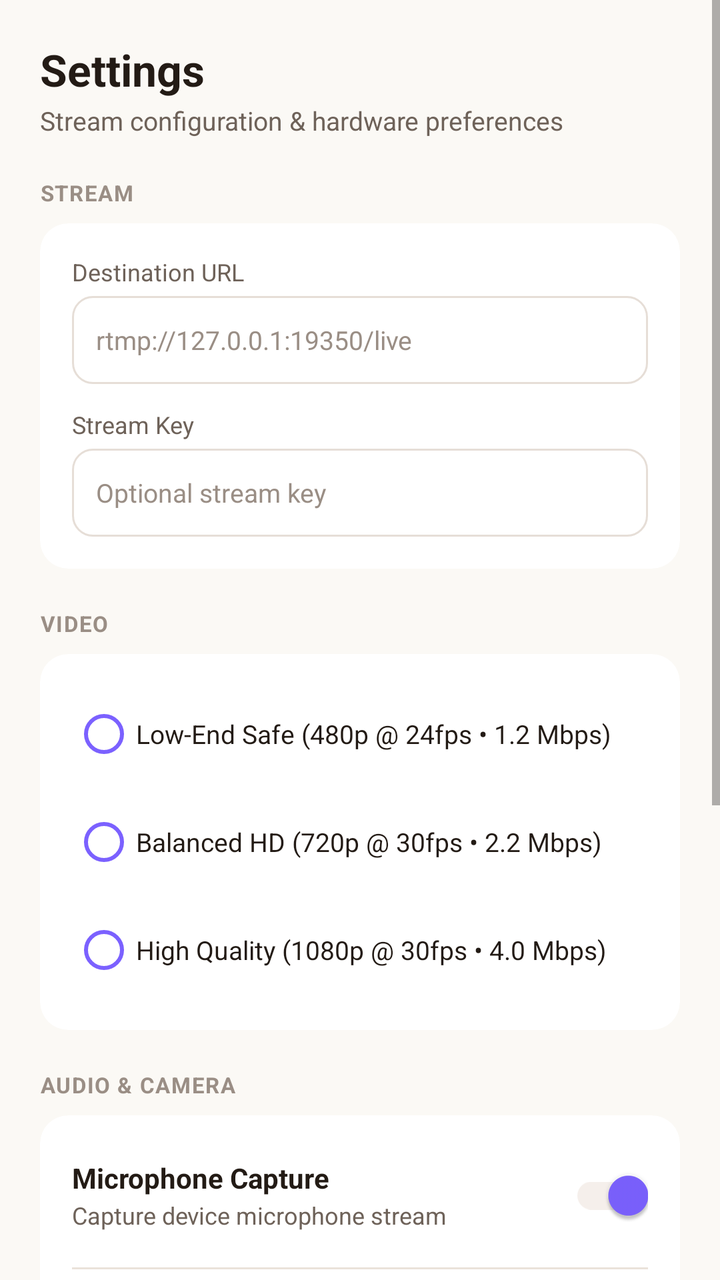
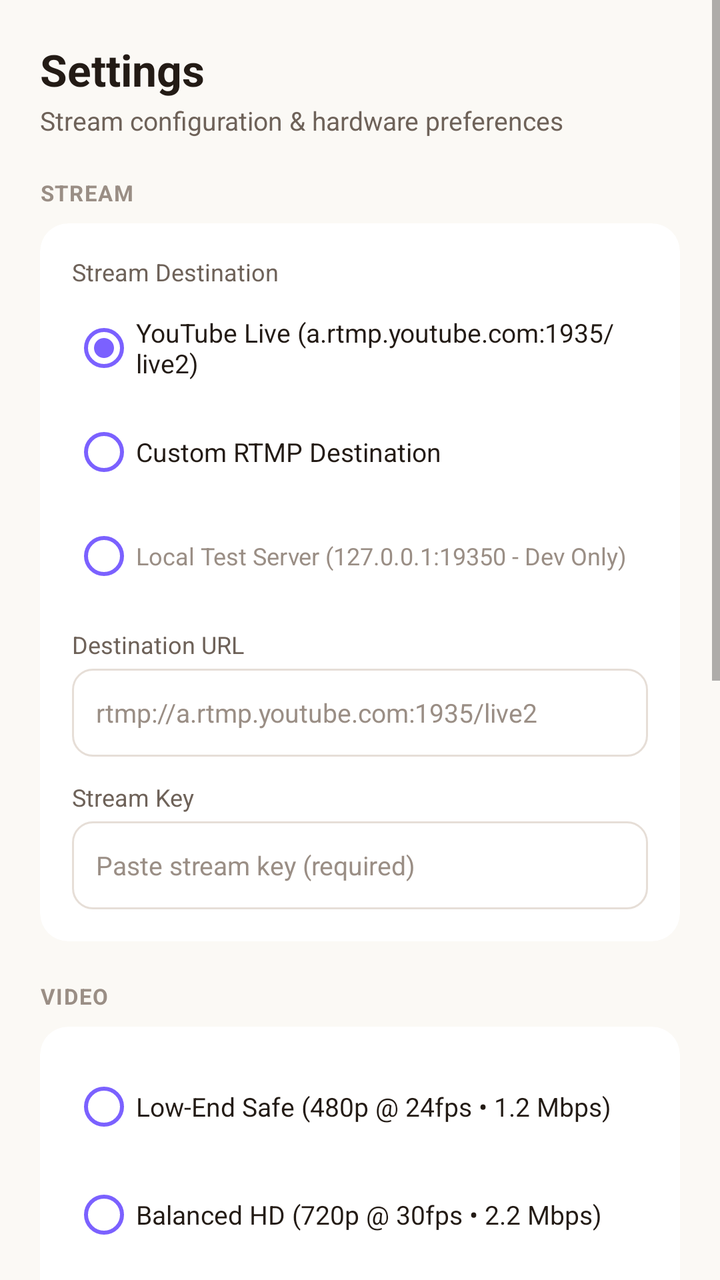

Two renders of the same Android screen: before a commit and after it. Below are the layout's source before the change and the commit's diff.
<!-- AndroidManifest.xml: application theme Theme.FairyLive -->
<!-- res/layout/fragment_settings.xml -->
<?xml version="1.0" encoding="utf-8"?>
<ScrollView xmlns:android="http://schemas.android.com/apk/res/android"
    xmlns:app="http://schemas.android.com/apk/res-auto"
    android:layout_width="match_parent"
    android:layout_height="match_parent"
    android:background="@color/bg_primary"
    android:fillViewport="true">

    <LinearLayout
        android:layout_width="match_parent"
        android:layout_height="wrap_content"
        android:orientation="vertical"
        android:paddingHorizontal="20dp"
        android:paddingVertical="20dp">

        <TextView
            android:layout_width="wrap_content"
            android:layout_height="wrap_content"
            android:text="Settings"
            android:textColor="@color/text_primary"
            android:textSize="22sp"
            android:textStyle="bold" />

        <TextView
            android:layout_width="wrap_content"
            android:layout_height="wrap_content"
            android:layout_marginTop="2dp"
            android:layout_marginBottom="20dp"
            android:text="Stream configuration &amp; hardware preferences"
            android:textColor="@color/text_secondary"
            android:textSize="13sp" />

        
        <TextView
            android:layout_width="wrap_content"
            android:layout_height="wrap_content"
            android:layout_marginBottom="8dp"
            android:letterSpacing="0.05"
            android:text="STREAM"
            android:textColor="@color/text_muted"
            android:textSize="11sp"
            android:textStyle="bold" />

        <androidx.cardview.widget.CardView
            android:layout_width="match_parent"
            android:layout_height="wrap_content"
            android:layout_marginBottom="20dp"
            app:cardBackgroundColor="@color/bg_card"
            app:cardCornerRadius="14dp"
            app:cardElevation="0dp">

            <LinearLayout
                android:layout_width="match_parent"
                android:layout_height="wrap_content"
                android:orientation="vertical"
                android:padding="16dp">

                <TextView
                    android:layout_width="wrap_content"
                    android:layout_height="wrap_content"
                    android:text="Destination URL"
                    android:textColor="@color/text_secondary"
                    android:textSize="12sp" />

                <EditText
                    android:id="@+id/et_server_url"
                    android:layout_width="match_parent"
                    android:layout_height="44dp"
                    android:layout_marginTop="4dp"
                    android:background="@drawable/bg_control_icon_button"
                    android:hint="rtmp://127.0.0.1:19350/live"
                    android:inputType="textUri"
                    android:paddingHorizontal="12dp"
                    android:textColor="@color/text_primary"
                    android:textColorHint="@color/text_muted"
                    android:textSize="13sp" />

                <TextView
                    android:layout_width="wrap_content"
                    android:layout_height="wrap_content"
                    android:layout_marginTop="12dp"
                    android:text="Stream Key"
                    android:textColor="@color/text_secondary"
                    android:textSize="12sp" />

                <EditText
                    android:id="@+id/et_stream_key"
                    android:layout_width="match_parent"
                    android:layout_height="44dp"
                    android:layout_marginTop="4dp"
                    android:background="@drawable/bg_control_icon_button"
                    android:hint="Optional stream key"
                    android:inputType="textPassword"
                    android:paddingHorizontal="12dp"
                    android:textColor="@color/text_primary"
                    android:textColorHint="@color/text_muted"
                    android:textSize="13sp" />

            </LinearLayout>
        </androidx.cardview.widget.CardView>

        
        <TextView
            android:layout_width="wrap_content"
            android:layout_height="wrap_content"
            android:layout_marginBottom="8dp"
            android:letterSpacing="0.05"
            android:text="VIDEO"
            android:textColor="@color/text_muted"
            android:textSize="11sp"
            android:textStyle="bold" />

        <androidx.cardview.widget.CardView
            android:layout_width="match_parent"
            android:layout_height="wrap_content"
            android:layout_marginBottom="20dp"
            app:cardBackgroundColor="@color/bg_card"
            app:cardCornerRadius="14dp"
            app:cardElevation="0dp">

            <LinearLayout
                android:layout_width="match_parent"
                android:layout_height="wrap_content"
                android:orientation="vertical"
                android:padding="16dp">

                <RadioGroup
                    android:id="@+id/rg_profiles"
                    android:layout_width="match_parent"
                    android:layout_height="wrap_content">

                    <RadioButton
                        android:id="@+id/rb_profile_low"
                        android:layout_width="match_parent"
                        android:layout_height="wrap_content"
                        android:buttonTint="@color/accent_primary"
                        android:text="Low-End Safe (480p @ 24fps • 1.2 Mbps)"
                        android:textColor="@color/text_primary"
                        android:textSize="13sp" />

                    <RadioButton
                        android:id="@+id/rb_profile_balanced"
                        android:layout_width="match_parent"
                        android:layout_height="wrap_content"
                        android:layout_marginTop="6dp"
                        android:buttonTint="@color/accent_primary"
                        android:text="Balanced HD (720p @ 30fps • 2.2 Mbps)"
                        android:textColor="@color/text_primary"
                        android:textSize="13sp" />

                    <RadioButton
                        android:id="@+id/rb_profile_high"
                        android:layout_width="match_parent"
                        android:layout_height="wrap_content"
                        android:layout_marginTop="6dp"
                        android:buttonTint="@color/accent_primary"
                        android:text="High Quality (1080p @ 30fps • 4.0 Mbps)"
                        android:textColor="@color/text_primary"
                        android:textSize="13sp" />
                </RadioGroup>

            </LinearLayout>
        </androidx.cardview.widget.CardView>

        
        <TextView
            android:layout_width="wrap_content"
            android:layout_height="wrap_content"
            android:layout_marginBottom="8dp"
            android:letterSpacing="0.05"
            android:text="AUDIO &amp; CAMERA"
            android:textColor="@color/text_muted"
            android:textSize="11sp"
            android:textStyle="bold" />

        <androidx.cardview.widget.CardView
            android:layout_width="match_parent"
            android:layout_height="wrap_content"
            android:layout_marginBottom="20dp"
            app:cardBackgroundColor="@color/bg_card"
            app:cardCornerRadius="14dp"
            app:cardElevation="0dp">

            <LinearLayout
                android:layout_width="match_parent"
                android:layout_height="wrap_content"
                android:orientation="vertical"
                android:padding="16dp">

                <LinearLayout
                    android:layout_width="match_parent"
                    android:layout_height="wrap_content"
                    android:gravity="center_vertical"
                    android:orientation="horizontal">

                    <LinearLayout
                        android:layout_width="0dp"
                        android:layout_height="wrap_content"
                        android:layout_weight="1"
                        android:orientation="vertical">

                        <TextView
                            android:layout_width="wrap_content"
                            android:layout_height="wrap_content"
                            android:text="Microphone Capture"
                            android:textColor="@color/text_primary"
                            android:textSize="14sp"
                            android:textStyle="bold" />

                        <TextView
                            android:layout_width="wrap_content"
                            android:layout_height="wrap_content"
                            android:layout_marginTop="1dp"
                            android:text="Capture device microphone stream"
                            android:textColor="@color/text_secondary"
                            android:textSize="12sp" />
                    </LinearLayout>

                    <androidx.appcompat.widget.SwitchCompat
                        android:id="@+id/switch_audio_mic"
                        android:layout_width="wrap_content"
                        android:layout_height="wrap_content"
                        android:checked="true"
                        app:thumbTint="@color/accent_primary"
                        app:trackTint="@color/bg_surface" />
                </LinearLayout>

                <View
                    android:layout_width="match_parent"
                    android:layout_height="1dp"
                    android:layout_marginVertical="12dp"
                    android:background="@color/divider_color" />

                <LinearLayout
                    android:layout_width="match_parent"
                    android:layout_height="wrap_content"
                    android:gravity="center_vertical"
                    android:orientation="horizontal">

                    <LinearLayout
                        android:layout_width="0dp"
                        android:layout_height="wrap_content"
                        android:layout_weight="1"
                        android:orientation="vertical">

                        <TextView
                            android:layout_width="wrap_content"
                            android:layout_height="wrap_content"
                            android:text="Facecam PIP"
                            android:textColor="@color/text_primary"
                            android:textSize="14sp"
                            android:textStyle="bold" />

                        <TextView
                            android:layout_width="wrap_content"
                            android:layout_height="wrap_content"
                            android:layout_marginTop="1dp"
                            android:text="Enable camera picture-in-picture"
                            android:textColor="@color/text_secondary"
                            android:textSize="12sp" />
                    </LinearLayout>

                    <androidx.appcompat.widget.SwitchCompat
                        android:id="@+id/switch_facecam"
                        android:layout_width="wrap_content"
                        android:layout_height="wrap_content"
                        android:checked="true"
                        app:thumbTint="@color/accent_primary"
                        app:trackTint="@color/bg_surface" />
                </LinearLayout>

            </LinearLayout>
        </androidx.cardview.widget.CardView>

        
        <TextView
            android:layout_width="wrap_content"
            android:layout_height="wrap_content"
            android:layout_marginBottom="8dp"
            android:letterSpacing="0.05"
            android:text="ADVANCED"
            android:textColor="@color/text_muted"
            android:textSize="11sp"
            android:textStyle="bold" />

        <androidx.cardview.widget.CardView
            android:layout_width="match_parent"
            android:layout_height="wrap_content"
            android:layout_marginBottom="24dp"
            app:cardBackgroundColor="@color/bg_card"
            app:cardCornerRadius="14dp"
            app:cardElevation="0dp">

            <LinearLayout
                android:layout_width="match_parent"
                android:layout_height="wrap_content"
                android:orientation="vertical">

                
                <LinearLayout
                    android:id="@+id/row_advanced_diagnostics"
                    android:layout_width="match_parent"
                    android:layout_height="wrap_content"
                    android:background="?attr/selectableItemBackground"
                    android:clickable="true"
                    android:focusable="true"
                    android:gravity="center_vertical"
                    android:orientation="horizontal"
                    android:paddingHorizontal="16dp"
                    android:paddingVertical="14dp">

                    <LinearLayout
                        android:layout_width="0dp"
                        android:layout_height="wrap_content"
                        android:layout_weight="1"
                        android:orientation="vertical">

                        <TextView
                            android:layout_width="wrap_content"
                            android:layout_height="wrap_content"
                            android:text="System Diagnostics"
                            android:textColor="@color/text_primary"
                            android:textSize="14sp"
                            android:textStyle="bold" />

                        <TextView
                            android:layout_width="wrap_content"
                            android:layout_height="wrap_content"
                            android:layout_marginTop="1dp"
                            android:text="Hardware, MediaCodec encoders &amp; telemetry"
                            android:textColor="@color/text_secondary"
                            android:textSize="12sp" />
                    </LinearLayout>

                    <ImageView
                        android:layout_width="18dp"
                        android:layout_height="18dp"
                        android:src="@drawable/ic_chevron_right"
                        app:tint="@color/text_muted" />
                </LinearLayout>

                <View
                    android:layout_width="match_parent"
                    android:layout_height="1dp"
                    android:background="@color/divider_color" />

                
                <LinearLayout
                    android:id="@+id/row_about_app"
                    android:layout_width="match_parent"
                    android:layout_height="wrap_content"
                    android:gravity="center_vertical"
                    android:orientation="horizontal"
                    android:paddingHorizontal="16dp"
                    android:paddingVertical="14dp">

                    <LinearLayout
                        android:layout_width="0dp"
                        android:layout_height="wrap_content"
                        android:layout_weight="1"
                        android:orientation="vertical">

                        <TextView
                            android:layout_width="wrap_content"
                            android:layout_height="wrap_content"
                            android:text="About Fairy Live"
                            android:textColor="@color/text_primary"
                            android:textSize="14sp"
                            android:textStyle="bold" />

                        <TextView
                            android:layout_width="wrap_content"
                            android:layout_height="wrap_content"
                            android:layout_marginTop="1dp"
                            android:text="v1.0.0 Release • Pure Kotlin Native • 0 Third-Party Streaming Deps"
                            android:textColor="@color/text_secondary"
                            android:textSize="12sp" />
                    </LinearLayout>
                </LinearLayout>

            </LinearLayout>
        </androidx.cardview.widget.CardView>

        
        <com.google.android.material.button.MaterialButton
            android:id="@+id/btn_save"
            android:layout_width="match_parent"
            android:layout_height="52dp"
            android:layout_marginBottom="24dp"
            android:backgroundTint="@color/accent_primary"
            android:text="Save Settings"
            android:textAllCaps="false"
            android:textColor="@color/text_primary"
            android:textSize="15sp"
            android:textStyle="bold"
            app:cornerRadius="12dp"
            app:elevation="0dp" />

    </LinearLayout>
</ScrollView>
<!-- resources referenced by this layout -->
<resources>
  <color name="accent_primary">#7B61FF</color>
  <color name="bg_card">#FFFFFF</color>
  <color name="bg_primary">#FBF9F5</color>
  <color name="bg_surface">#F5EFEB</color>
  <color name="divider_color">#EAE2DA</color>
  <color name="text_muted">#9A8E85</color>
  <color name="text_primary">#231B15</color>
  <color name="text_secondary">#6E6259</color>
  <!-- drawable bg_control_icon_button (drawable) -->
  <?xml version="1.0" encoding="utf-8"?>
  <shape xmlns:android="http://schemas.android.com/apk/res/android"
      android:shape="rectangle">
      <solid android:color="@color/bg_card" />
      <stroke
          android:width="1dp"
          android:color="@color/bg_card_stroke" />
      <corners android:radius="@dimen/radius_sm" />
  </shape>
  <!-- drawable ic_chevron_right (drawable) -->
  <?xml version="1.0" encoding="utf-8"?>
  <vector xmlns:android="http://schemas.android.com/apk/res/android"
      android:width="24dp"
      android:height="24dp"
      android:viewportWidth="24"
      android:viewportHeight="24">
      <path
          android:fillColor="@color/text_muted"
          android:pathData="M10,6L8.59,7.41L13.17,12l-4.58,4.59L10,18l6,-6z" />
  </vector>
  <style name="Theme.FairyLive" parent="Theme.MaterialComponents.Light.NoActionBar">
          <item name="colorPrimary">@color/accent_primary</item>
          <item name="colorPrimaryVariant">@color/accent_primary_variant</item>
          <item name="colorOnPrimary">@color/text_on_dark</item>
  
          <item name="colorSecondary">@color/text_primary</item>
          <item name="colorSecondaryVariant">@color/text_secondary</item>
          <item name="colorOnSecondary">@color/bg_primary</item>
  
          <item name="android:statusBarColor">@color/bg_primary</item>
          <item name="android:windowLightStatusBar" tools:targetApi="m">true</item>
          <item name="android:navigationBarColor">@color/bg_surface</item>
          <item name="android:windowLightNavigationBar" tools:targetApi="o_mr1">true</item>
          <item name="android:windowBackground">@color/bg_primary</item>
  
          <item name="bottomSheetDialogTheme">@style/Theme.FairyLive.BottomSheetDialog</item>
      </style>
  <color name="bg_card_stroke">#E6DED7</color>
  <dimen name="radius_sm">10dp</dimen>
  <color name="accent_primary_variant">#6347EB</color>
  <color name="text_on_dark">#FFFFFF</color>
  <style name="Theme.FairyLive.BottomSheetDialog" parent="ThemeOverlay.MaterialComponents.BottomSheetDialog">
          <item name="android:windowAnimationStyle">@style/DialogAnimation.FairyLive.BottomSheet</item>
          <item name="bottomSheetStyle">@style/FairyBottomSheetStyle</item>
      </style>
  <style name="DialogAnimation.FairyLive.BottomSheet" parent="Animation.Design.BottomSheetDialog">
          <item name="android:windowEnterAnimation">@anim/slide_in_bottom</item>
          <item name="android:windowExitAnimation">@anim/slide_out_bottom</item>
      </style>
  <style name="FairyBottomSheetStyle" parent="Widget.MaterialComponents.BottomSheet.Modal">
          <item name="android:background">@drawable/bg_bottom_sheet</item>
          <item name="behavior_peekHeight">280dp</item>
      </style>
  <!-- drawable bg_bottom_sheet (drawable) -->
  <?xml version="1.0" encoding="utf-8"?>
  <shape xmlns:android="http://schemas.android.com/apk/res/android"
      android:shape="rectangle">
      <solid android:color="@color/bg_surface" />
      <corners
          android:topLeftRadius="@dimen/radius_xl"
          android:topRightRadius="@dimen/radius_xl"
          android:bottomLeftRadius="0dp"
          android:bottomRightRadius="0dp" />
  </shape>
  <dimen name="radius_xl">24dp</dimen>
</resources>

<!-- the commit's change to res/layout/fragment_settings.xml (unified diff, before → after) -->
@@ -58,6 +58,52 @@
                 <TextView
                     android:layout_width="wrap_content"
                     android:layout_height="wrap_content"
+                    android:text="Stream Destination"
+                    android:textColor="@color/text_secondary"
+                    android:textSize="12sp" />
+
+                <RadioGroup
+                    android:id="@+id/rg_destination"
+                    android:layout_width="match_parent"
+                    android:layout_height="wrap_content"
+                    android:layout_marginTop="6dp"
+                    android:layout_marginBottom="12dp">
+
+                    <RadioButton
+                        android:id="@+id/rb_dest_youtube"
+                        android:layout_width="match_parent"
+                        android:layout_height="wrap_content"
+                        android:buttonTint="@color/accent_primary"
+                        android:checked="true"
+                        android:text="YouTube Live (a.rtmp.youtube.com:1935/live2)"
+                        android:textColor="@color/text_primary"
+                        android:textSize="13sp" />
+
+                    <RadioButton
+                        android:id="@+id/rb_dest_custom"
+                        android:layout_width="match_parent"
+                        android:layout_height="wrap_content"
+                        android:layout_marginTop="4dp"
+                        android:buttonTint="@color/accent_primary"
+                        android:text="Custom RTMP Destination"
+                        android:textColor="@color/text_primary"
+                        android:textSize="13sp" />
+
+                    <RadioButton
+                        android:id="@+id/rb_dest_local_test"
+                        android:layout_width="match_parent"
+                        android:layout_height="wrap_content"
+                        android:layout_marginTop="4dp"
+                        android:buttonTint="@color/accent_primary"
+                        android:text="Local Test Server (127.0.0.1:19350 - Dev Only)"
+                        android:textColor="@color/text_muted"
+                        android:textSize="12sp" />
+                </RadioGroup>
+
+                <TextView
+                    android:id="@+id/tv_label_server_url"
+                    android:layout_width="wrap_content"
+                    android:layout_height="wrap_content"
                     android:text="Destination URL"
                     android:textColor="@color/text_secondary"
                     android:textSize="12sp" />
@@ -68,7 +114,7 @@
                     android:layout_height="44dp"
                     android:layout_marginTop="4dp"
                     android:background="@drawable/bg_control_icon_button"
-                    android:hint="rtmp://127.0.0.1:19350/live"
+                    android:hint="rtmp://a.rtmp.youtube.com:1935/live2"
                     android:inputType="textUri"
                     android:paddingHorizontal="12dp"
                     android:textColor="@color/text_primary"
@@ -89,7 +135,7 @@
                     android:layout_height="44dp"
                     android:layout_marginTop="4dp"
                     android:background="@drawable/bg_control_icon_button"
-                    android:hint="Optional stream key"
+                    android:hint="Paste stream key (required)"
                     android:inputType="textPassword"
                     android:paddingHorizontal="12dp"
                     android:textColor="@color/text_primary"
